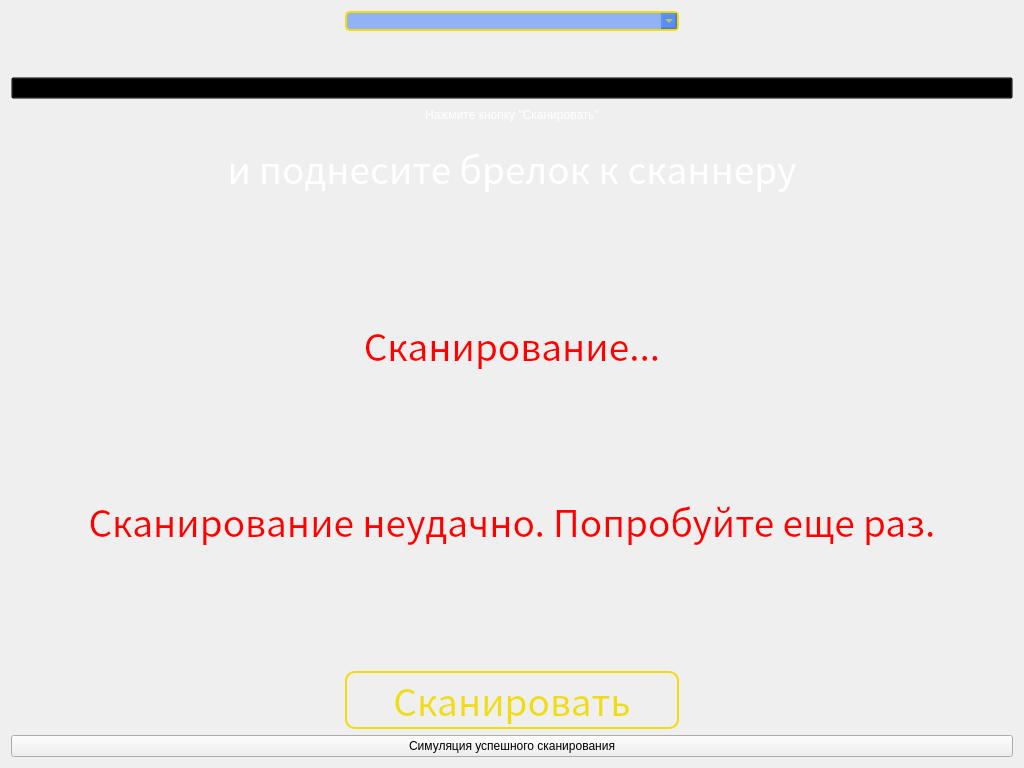
Qt form UIForms/ScanBrelok.ui (FelixMailwriter/VM) before a commit.
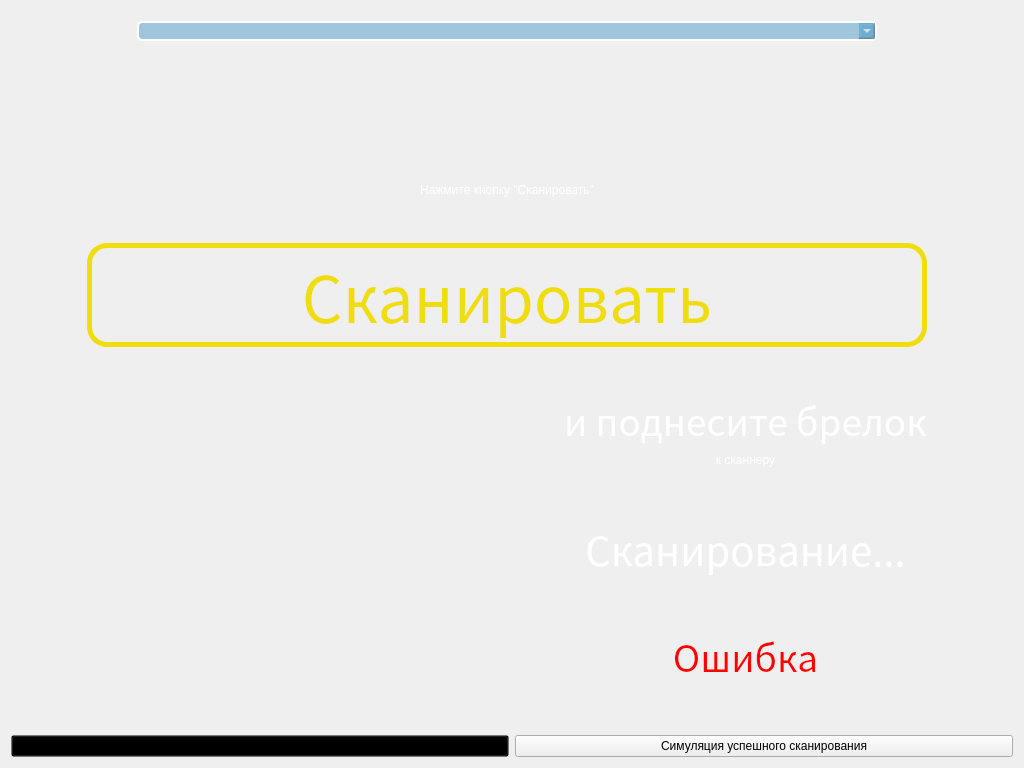
The same form after that commit. Icons and pictures are not drawn.

The edit to the form file:
```diff
--- a/UIForms/ScanBrelok.ui
+++ b/UIForms/ScanBrelok.ui
@@ -21,15 +21,64 @@
    <item>
     <layout class="QVBoxLayout" name="verticalLayout">
      <item>
-      <layout class="QHBoxLayout" name="horizontalLayout_3">
+      <layout class="QHBoxLayout" name="horizontalLayout">
+       <property name="topMargin">
+        <number>10</number>
+       </property>
        <item>
-        <spacer name="horizontalSpacer_5">
+        <layout class="QVBoxLayout" name="verticalLayout_4">
+         <property name="rightMargin">
+          <number>0</number>
+         </property>
+         <property name="bottomMargin">
+          <number>10</number>
+         </property>
+         <item>
+          <spacer name="verticalSpacer_6">
+           <property name="orientation">
+            <enum>Qt::Vertical</enum>
+           </property>
+           <property name="sizeHint" stdset="0">
+            <size>
+             <width>20</width>
+             <height>40</height>
+            </size>
+           </property>
+          </spacer>
+         </item>
+         <item>
+          <widget class="QLabel" name="label">
+           <property name="styleSheet">
+            <string notr="true">background: transparent</string>
+           </property>
+           <property name="text">
+            <string/>
+           </property>
+           <property name="pixmap">
+            <pixmap>../Resources/Forms/HandTouch.png</pixmap>
+           </property>
+          </widget>
+         </item>
+        </layout>
+       </item>
+       <item>
+        <layout class="QVBoxLayout" name="verticalLayout_5">
+         <item>
+          <layout class="QHBoxLayout" name="horizontalLayout_6">
+           <property name="topMargin">
+            <number>0</number>
+           </property>
+           <item>
+            <spacer name="horizontalSpacer_3">
          <property name="orientation">
           <enum>Qt::Horizontal</enum>
          </property>
+             <property name="sizeType">
+              <enum>QSizePolicy::Fixed</enum>
+             </property>
          <property name="sizeHint" stdset="0">
           <size>
-           <width>40</width>
+               <width>100</width>
            <height>20</height>
           </size>
          </property>
@@ -38,7 +87,7 @@
        <item>
         <widget class="QComboBox" name="cmbx_lang">
          <property name="sizePolicy">
-          <sizepolicy hsizetype="Expanding" vsizetype="Preferred">
+              <sizepolicy hsizetype="Expanding" vsizetype="Fixed">
            <horstretch>0</horstretch>
            <verstretch>0</verstretch>
           </sizepolicy>
@@ -46,10 +95,11 @@
          <property name="styleSheet">
           <string notr="true">selection-color: rgb(255, 0, 0);
 background: transparent;
-background-color:  rgba(0, 85, 255,100);
-border: 2px solid #e34761; border-color: rgb(240, 221, 13); border-radius: 5px;
+background-color:  rgba(37, 136, 191,100);
+border: 2px solid #e34761; border-color: rgb(255, 255, 255); border-radius: 5px;
 font: 20pt &quot;Noto Sans CJK KR&quot;; 
-color: rgb(240, 221, 13);</string>
+color: rgb(255,255,255);
+</string>
          </property>
          <property name="iconSize">
           <size>
@@ -60,13 +110,16 @@
         </widget>
        </item>
        <item>
-        <spacer name="horizontalSpacer_6">
+            <spacer name="horizontalSpacer_4">
          <property name="orientation">
           <enum>Qt::Horizontal</enum>
          </property>
+             <property name="sizeType">
+              <enum>QSizePolicy::Fixed</enum>
+             </property>
          <property name="sizeHint" stdset="0">
           <size>
-           <width>40</width>
+               <width>100</width>
            <height>20</height>
           </size>
          </property>
@@ -75,43 +128,17 @@
       </layout>
      </item>
      <item>
-      <spacer name="verticalSpacer">
+          <spacer name="verticalSpacer_4">
        <property name="orientation">
         <enum>Qt::Vertical</enum>
        </property>
        <property name="sizeType">
-        <enum>QSizePolicy::Fixed</enum>
+            <enum>QSizePolicy::Expanding</enum>
        </property>
        <property name="sizeHint" stdset="0">
         <size>
          <width>20</width>
          <height>40</height>
-        </size>
-       </property>
-      </spacer>
-     </item>
-     <item>
-      <widget class="QPushButton" name="btn_exit">
-       <property name="styleSheet">
-        <string notr="true">background-image: url(:/newPrefix/fon.png);
-background: transparent</string>
-       </property>
-       <property name="text">
-        <string/>
-       </property>
-      </widget>
-     </item>
-     <item>
-      <layout class="QHBoxLayout" name="horizontalLayout_2">
-       <item>
-        <spacer name="horizontalSpacer_3">
-         <property name="orientation">
-          <enum>Qt::Horizontal</enum>
-         </property>
-         <property name="sizeHint" stdset="0">
-          <size>
-           <width>40</width>
-           <height>20</height>
           </size>
          </property>
         </spacer>
@@ -159,205 +186,13 @@
         </widget>
        </item>
        <item>
-        <spacer name="horizontalSpacer_4">
-         <property name="orientation">
-          <enum>Qt::Horizontal</enum>
-         </property>
-         <property name="sizeHint" stdset="0">
-          <size>
-           <width>40</width>
-           <height>20</height>
-          </size>
-         </property>
-        </spacer>
-       </item>
-      </layout>
-     </item>
-     <item>
-      <spacer name="verticalSpacer_2">
-       <property name="orientation">
-        <enum>Qt::Vertical</enum>
-       </property>
-       <property name="sizeType">
-        <enum>QSizePolicy::Fixed</enum>
-       </property>
-       <property name="sizeHint" stdset="0">
-        <size>
-         <width>20</width>
-         <height>10</height>
-        </size>
-       </property>
-      </spacer>
-     </item>
-     <item>
-      <widget class="QLabel" name="lbl_pressBtnScan2">
-       <property name="enabled">
-        <bool>true</bool>
-       </property>
-       <property name="sizePolicy">
-        <sizepolicy hsizetype="Preferred" vsizetype="Fixed">
-         <horstretch>0</horstretch>
-         <verstretch>0</verstretch>
-        </sizepolicy>
-       </property>
-       <property name="font">
-        <font>
-         <family>Noto Sans CJK KR</family>
-         <pointsize>28</pointsize>
-         <weight>50</weight>
-         <italic>false</italic>
-         <bold>false</bold>
-        </font>
-       </property>
-       <property name="styleSheet">
-        <string notr="true">background-image: url(:/newPrefix/fon.png);
-color: rgb(255, 255, 255);
-font: 28pt &quot;Noto Sans CJK KR&quot;;</string>
-       </property>
-       <property name="text">
-        <string>и поднесите брелок к сканнеру</string>
-       </property>
-       <property name="alignment">
-        <set>Qt::AlignCenter</set>
-       </property>
-       <property name="openExternalLinks">
-        <bool>false</bool>
-       </property>
-      </widget>
-     </item>
-     <item>
       <spacer name="verticalSpacer_5">
        <property name="orientation">
         <enum>Qt::Vertical</enum>
        </property>
-       <property name="sizeHint" stdset="0">
-        <size>
-         <width>20</width>
-         <height>40</height>
-        </size>
-       </property>
-      </spacer>
-     </item>
-     <item>
-      <widget class="QLabel" name="lbl_scan">
-       <property name="palette">
-        <palette>
-         <active>
-          <colorrole role="WindowText">
-           <brush brushstyle="SolidPattern">
-            <color alpha="255">
-             <red>255</red>
-             <green>0</green>
-             <blue>0</blue>
-            </color>
-           </brush>
-          </colorrole>
-          <colorrole role="Text">
-           <brush brushstyle="SolidPattern">
-            <color alpha="255">
-             <red>255</red>
-             <green>0</green>
-             <blue>0</blue>
-            </color>
-           </brush>
-          </colorrole>
-          <colorrole role="ButtonText">
-           <brush brushstyle="SolidPattern">
-            <color alpha="255">
-             <red>255</red>
-             <green>0</green>
-             <blue>0</blue>
-            </color>
-           </brush>
-          </colorrole>
-         </active>
-         <inactive>
-          <colorrole role="WindowText">
-           <brush brushstyle="SolidPattern">
-            <color alpha="255">
-             <red>255</red>
-             <green>0</green>
-             <blue>0</blue>
-            </color>
-           </brush>
-          </colorrole>
-          <colorrole role="Text">
-           <brush brushstyle="SolidPattern">
-            <color alpha="255">
-             <red>255</red>
-             <green>0</green>
-             <blue>0</blue>
-            </color>
-           </brush>
-          </colorrole>
-          <colorrole role="ButtonText">
-           <brush brushstyle="SolidPattern">
-            <color alpha="255">
-             <red>255</red>
-             <green>0</green>
-             <blue>0</blue>
-            </color>
-           </brush>
-          </colorrole>
-         </inactive>
-         <disabled>
-          <colorrole role="WindowText">
-           <brush brushstyle="SolidPattern">
-            <color alpha="255">
-             <red>255</red>
-             <green>0</green>
-             <blue>0</blue>
-            </color>
-           </brush>
-          </colorrole>
-          <colorrole role="Text">
-           <brush brushstyle="SolidPattern">
-            <color alpha="255">
-             <red>255</red>
-             <green>0</green>
-             <blue>0</blue>
-            </color>
-           </brush>
-          </colorrole>
-          <colorrole role="ButtonText">
-           <brush brushstyle="SolidPattern">
-            <color alpha="255">
-             <red>255</red>
-             <green>0</green>
-             <blue>0</blue>
-            </color>
-           </brush>
-          </colorrole>
-         </disabled>
-        </palette>
-       </property>
-       <property name="font">
-        <font>
-         <family>Noto Sans CJK KR</family>
-         <pointsize>28</pointsize>
-         <weight>50</weight>
-         <italic>false</italic>
-         <bold>false</bold>
-        </font>
-       </property>
-       <property name="styleSheet">
-        <string notr="true">background-image: url(:/newPrefix/fon.png);
-color: rgb(255, 0, 0);
-font: 28pt &quot;Noto Sans CJK KR&quot;;</string>
-       </property>
-       <property name="text">
-        <string>Сканирование...</string>
-       </property>
-       <property name="alignment">
-        <set>Qt::AlignCenter</set>
-       </property>
-      </widget>
-     </item>
-     <item>
-      <spacer name="verticalSpacer_4">
-       <property name="orientation">
-        <enum>Qt::Vertical</enum>
-       </property>
+           <property name="sizeType">
+            <enum>QSizePolicy::Fixed</enum>
+           </property>
        <property name="sizeHint" stdset="0">
         <size>
          <width>20</width>
@@ -367,146 +202,21 @@
       </spacer>
      </item>
      <item>
-      <widget class="QLabel" name="lbl_fail">
-       <property name="enabled">
-        <bool>true</bool>
-       </property>
-       <property name="palette">
-        <palette>
-         <active>
-          <colorrole role="WindowText">
-           <brush brushstyle="SolidPattern">
-            <color alpha="255">
-             <red>255</red>
-             <green>0</green>
-             <blue>0</blue>
-            </color>
-           </brush>
-          </colorrole>
-          <colorrole role="Text">
-           <brush brushstyle="SolidPattern">
-            <color alpha="255">
-             <red>255</red>
-             <green>0</green>
-             <blue>0</blue>
-            </color>
-           </brush>
-          </colorrole>
-          <colorrole role="ButtonText">
-           <brush brushstyle="SolidPattern">
-            <color alpha="255">
-             <red>255</red>
-             <green>0</green>
-             <blue>0</blue>
-            </color>
-           </brush>
-          </colorrole>
-         </active>
-         <inactive>
-          <colorrole role="WindowText">
-           <brush brushstyle="SolidPattern">
-            <color alpha="255">
-             <red>255</red>
-             <green>0</green>
-             <blue>0</blue>
-            </color>
-           </brush>
-          </colorrole>
-          <colorrole role="Text">
-           <brush brushstyle="SolidPattern">
-            <color alpha="255">
-             <red>255</red>
-             <green>0</green>
-             <blue>0</blue>
-            </color>
-           </brush>
-          </colorrole>
-          <colorrole role="ButtonText">
-           <brush brushstyle="SolidPattern">
-            <color alpha="255">
-             <red>255</red>
-             <green>0</green>
-             <blue>0</blue>
-            </color>
-           </brush>
-          </colorrole>
-         </inactive>
-         <disabled>
-          <colorrole role="WindowText">
-           <brush brushstyle="SolidPattern">
-            <color alpha="255">
-             <red>255</red>
-             <green>0</green>
-             <blue>0</blue>
-            </color>
-           </brush>
-          </colorrole>
-          <colorrole role="Text">
-           <brush brushstyle="SolidPattern">
-            <color alpha="255">
-             <red>255</red>
-             <green>0</green>
-             <blue>0</blue>
-            </color>
-           </brush>
-          </colorrole>
-          <colorrole role="ButtonText">
-           <brush brushstyle="SolidPattern">
-            <color alpha="255">
-             <red>255</red>
-             <green>0</green>
-             <blue>0</blue>
-            </color>
-           </brush>
-          </colorrole>
-         </disabled>
-        </palette>
-       </property>
-       <property name="font">
-        <font>
-         <family>Noto Sans CJK KR</family>
-         <pointsize>28</pointsize>
-         <weight>50</weight>
-         <italic>false</italic>
-         <bold>false</bold>
-        </font>
-       </property>
-       <property name="styleSheet">
-        <string notr="true">background-image: url(:/newPrefix/fon.png);
-color: rgb(255, 0, 0);
-font: 28pt &quot;Noto Sans CJK KR&quot;;</string>
-       </property>
-       <property name="text">
-        <string>Сканирование неудачно. Попробуйте еще раз.</string>
-       </property>
-       <property name="alignment">
-        <set>Qt::AlignCenter</set>
-       </property>
-      </widget>
-     </item>
-     <item>
-      <spacer name="verticalSpacer_3">
-       <property name="orientation">
-        <enum>Qt::Vertical</enum>
-       </property>
-       <property name="sizeHint" stdset="0">
-        <size>
-         <width>20</width>
-         <height>40</height>
-        </size>
-       </property>
-      </spacer>
-     </item>
-     <item>
-      <layout class="QHBoxLayout" name="horizontalLayout">
+          <layout class="QHBoxLayout" name="horizontalLayout_3">
+           <property name="topMargin">
+            <number>0</number>
+           </property>
        <item>
         <spacer name="horizontalSpacer">
          <property name="orientation">
           <enum>Qt::Horizontal</enum>
          </property>
+             <property name="sizeType">
+              <enum>QSizePolicy::Fixed</enum>
+             </property>
          <property name="sizeHint" stdset="0">
           <size>
-           <width>40</width>
+               <width>50</width>
            <height>20</height>
           </size>
          </property>
@@ -515,7 +225,7 @@
        <item>
         <widget class="QPushButton" name="btn_scan">
          <property name="sizePolicy">
-          <sizepolicy hsizetype="MinimumExpanding" vsizetype="Minimum">
+              <sizepolicy hsizetype="MinimumExpanding" vsizetype="Fixed">
            <horstretch>0</horstretch>
            <verstretch>0</verstretch>
           </sizepolicy>
@@ -523,24 +233,6 @@
          <property name="palette">
           <palette>
            <active>
-            <colorrole role="WindowText">
-             <brush brushstyle="SolidPattern">
-              <color alpha="255">
-               <red>240</red>
-               <green>221</green>
-               <blue>13</blue>
-              </color>
-             </brush>
-            </colorrole>
-            <colorrole role="Text">
-             <brush brushstyle="SolidPattern">
-              <color alpha="255">
-               <red>240</red>
-               <green>221</green>
-               <blue>13</blue>
-              </color>
-             </brush>
-            </colorrole>
             <colorrole role="ButtonText">
              <brush brushstyle="SolidPattern">
               <color alpha="255">
@@ -552,24 +244,6 @@
             </colorrole>
            </active>
            <inactive>
-            <colorrole role="WindowText">
-             <brush brushstyle="SolidPattern">
-              <color alpha="255">
-               <red>240</red>
-               <green>221</green>
-               <blue>13</blue>
-              </color>
-             </brush>
-            </colorrole>
-            <colorrole role="Text">
-             <brush brushstyle="SolidPattern">
-              <color alpha="255">
-               <red>240</red>
-               <green>221</green>
-               <blue>13</blue>
-              </color>
-             </brush>
-            </colorrole>
             <colorrole role="ButtonText">
              <brush brushstyle="SolidPattern">
               <color alpha="255">
@@ -581,30 +255,12 @@
             </colorrole>
            </inactive>
            <disabled>
-            <colorrole role="WindowText">
-             <brush brushstyle="SolidPattern">
-              <color alpha="255">
-               <red>240</red>
-               <green>221</green>
-               <blue>13</blue>
-              </color>
-             </brush>
-            </colorrole>
-            <colorrole role="Text">
-             <brush brushstyle="SolidPattern">
-              <color alpha="255">
-               <red>240</red>
-               <green>221</green>
-               <blue>13</blue>
-              </color>
-             </brush>
-            </colorrole>
             <colorrole role="ButtonText">
              <brush brushstyle="SolidPattern">
               <color alpha="255">
-               <red>240</red>
-               <green>221</green>
-               <blue>13</blue>
+                   <red>123</red>
+                   <green>123</green>
+                   <blue>123</blue>
               </color>
              </brush>
             </colorrole>
@@ -614,7 +270,7 @@
          <property name="font">
           <font>
            <family>Noto Sans CJK KR</family>
-           <pointsize>28</pointsize>
+               <pointsize>48</pointsize>
            <weight>50</weight>
            <italic>false</italic>
            <bold>false</bold>
@@ -624,9 +280,8 @@
           <bool>false</bool>
          </property>
          <property name="styleSheet">
-          <string notr="true">background-image: url(:/newPrefix/fon.png);
-color: rgb(240, 221, 13);
-border: 2px solid #e34761; border-color: rgb(240, 221, 13); border-radius: 10px
+              <string notr="true">background: transparent;
+border: 5px solid #e34761; border-color: rgb(240, 221, 13); border-radius: 20px
 </string>
          </property>
          <property name="text">
@@ -648,15 +303,424 @@
          <property name="orientation">
           <enum>Qt::Horizontal</enum>
          </property>
+             <property name="sizeType">
+              <enum>QSizePolicy::Fixed</enum>
+             </property>
          <property name="sizeHint" stdset="0">
           <size>
+               <width>50</width>
+               <height>20</height>
+              </size>
+             </property>
+            </spacer>
+           </item>
+          </layout>
+         </item>
+        </layout>
+       </item>
+       <item>
+        <layout class="QVBoxLayout" name="verticalLayout_6">
+         <property name="rightMargin">
+          <number>10</number>
+         </property>
+         <item>
+          <widget class="QLabel" name="label_2">
+           <property name="styleSheet">
+            <string notr="true">background: transparent</string>
+           </property>
+           <property name="text">
+            <string/>
+           </property>
+           <property name="pixmap">
+            <pixmap>../Resources/Forms/Logo.png</pixmap>
+           </property>
+          </widget>
+         </item>
+         <item>
+          <spacer name="verticalSpacer_3">
+           <property name="orientation">
+            <enum>Qt::Vertical</enum>
+           </property>
+           <property name="sizeHint" stdset="0">
+            <size>
+             <width>20</width>
+             <height>40</height>
+            </size>
+           </property>
+          </spacer>
+         </item>
+        </layout>
+       </item>
+      </layout>
+     </item>
+     <item>
+      <spacer name="verticalSpacer">
+       <property name="orientation">
+        <enum>Qt::Vertical</enum>
+       </property>
+       <property name="sizeType">
+        <enum>QSizePolicy::Fixed</enum>
+       </property>
+       <property name="sizeHint" stdset="0">
+        <size>
+         <width>20</width>
+         <height>40</height>
+        </size>
+       </property>
+      </spacer>
+     </item>
+     <item>
+      <layout class="QHBoxLayout" name="horizontalLayout_8">
+       <property name="topMargin">
+        <number>0</number>
+       </property>
+       <item>
+        <spacer name="horizontalSpacer_5">
+         <property name="orientation">
+          <enum>Qt::Horizontal</enum>
+         </property>
+         <property name="sizeHint" stdset="0">
+          <size>
+           <width>100</width>
+           <height>20</height>
+          </size>
+         </property>
+        </spacer>
+       </item>
+       <item>
+        <layout class="QVBoxLayout" name="verticalLayout_10">
+         <item>
+          <widget class="QLabel" name="lbl_pressBtnScan2">
+           <property name="enabled">
+            <bool>true</bool>
+           </property>
+           <property name="sizePolicy">
+            <sizepolicy hsizetype="Preferred" vsizetype="Fixed">
+             <horstretch>0</horstretch>
+             <verstretch>0</verstretch>
+            </sizepolicy>
+           </property>
+           <property name="font">
+            <font>
+             <family>Noto Sans CJK KR</family>
+             <pointsize>28</pointsize>
+             <weight>50</weight>
+             <italic>false</italic>
+             <bold>false</bold>
+            </font>
+           </property>
+           <property name="styleSheet">
+            <string notr="true">background-image: url(:/newPrefix/fon.png);
+color: rgb(255, 255, 255);
+font: 28pt &quot;Noto Sans CJK KR&quot;;</string>
+           </property>
+           <property name="text">
+            <string>&lt;html&gt;&lt;head/&gt;&lt;body&gt;&lt;p&gt;и поднесите брелок&lt;/p&gt;&lt;/body&gt;&lt;/html&gt;</string>
+           </property>
+           <property name="alignment">
+            <set>Qt::AlignCenter</set>
+           </property>
+           <property name="openExternalLinks">
+            <bool>false</bool>
+           </property>
+          </widget>
+         </item>
+         <item>
+          <layout class="QHBoxLayout" name="horizontalLayout_2">
+           <property name="topMargin">
+            <number>0</number>
+           </property>
+           <item>
+            <widget class="QLabel" name="lbl_pressBtnScan3">
+             <property name="styleSheet">
+              <string notr="true">background-image: url(:/newPrefix/fon.png);
+color: rgb(255, 255, 255);
+font: 28pt &quot;Noto Sans CJK KR&quot;;</string>
+             </property>
+             <property name="text">
+              <string>к сканнеру</string>
+             </property>
+             <property name="alignment">
+              <set>Qt::AlignCenter</set>
+             </property>
+            </widget>
+           </item>
+          </layout>
+         </item>
+         <item>
+          <spacer name="verticalSpacer_2">
+           <property name="orientation">
+            <enum>Qt::Vertical</enum>
+           </property>
+           <property name="sizeHint" stdset="0">
+            <size>
+             <width>20</width>
+             <height>40</height>
+            </size>
+           </property>
+          </spacer>
+         </item>
+         <item>
+          <layout class="QHBoxLayout" name="horizontalLayout_7">
+           <property name="topMargin">
+            <number>0</number>
+           </property>
+           <item>
+            <spacer name="horizontalSpacer_7">
+             <property name="orientation">
+              <enum>Qt::Horizontal</enum>
+             </property>
+             <property name="sizeHint" stdset="0">
+              <size>
            <width>40</width>
            <height>20</height>
           </size>
          </property>
         </spacer>
        </item>
-      </layout>
+           <item>
+            <widget class="QLabel" name="lbl_scan">
+             <property name="sizePolicy">
+              <sizepolicy hsizetype="Preferred" vsizetype="Fixed">
+               <horstretch>0</horstretch>
+               <verstretch>0</verstretch>
+              </sizepolicy>
+             </property>
+             <property name="palette">
+              <palette>
+               <active>
+                <colorrole role="WindowText">
+                 <brush brushstyle="SolidPattern">
+                  <color alpha="255">
+                   <red>255</red>
+                   <green>255</green>
+                   <blue>255</blue>
+                  </color>
+                 </brush>
+                </colorrole>
+                <colorrole role="Text">
+                 <brush brushstyle="SolidPattern">
+                  <color alpha="255">
+                   <red>255</red>
+                   <green>255</green>
+                   <blue>255</blue>
+                  </color>
+                 </brush>
+                </colorrole>
+                <colorrole role="ButtonText">
+                 <brush brushstyle="SolidPattern">
+                  <color alpha="255">
+                   <red>255</red>
+                   <green>255</green>
+                   <blue>255</blue>
+                  </color>
+                 </brush>
+                </colorrole>
+               </active>
+               <inactive>
+                <colorrole role="WindowText">
+                 <brush brushstyle="SolidPattern">
+                  <color alpha="255">
+                   <red>255</red>
+                   <green>255</green>
+                   <blue>255</blue>
+                  </color>
+                 </brush>
+                </colorrole>
+                <colorrole role="Text">
+                 <brush brushstyle="SolidPattern">
+                  <color alpha="255">
+                   <red>255</red>
+                   <green>255</green>
+                   <blue>255</blue>
+                  </color>
+                 </brush>
+                </colorrole>
+                <colorrole role="ButtonText">
+                 <brush brushstyle="SolidPattern">
+                  <color alpha="255">
+                   <red>255</red>
+                   <green>255</green>
+                   <blue>255</blue>
+                  </color>
+                 </brush>
+                </colorrole>
+               </inactive>
+               <disabled>
+                <colorrole role="WindowText">
+                 <brush brushstyle="SolidPattern">
+                  <color alpha="255">
+                   <red>255</red>
+                   <green>255</green>
+                   <blue>255</blue>
+                  </color>
+                 </brush>
+                </colorrole>
+                <colorrole role="Text">
+                 <brush brushstyle="SolidPattern">
+                  <color alpha="255">
+                   <red>255</red>
+                   <green>255</green>
+                   <blue>255</blue>
+                  </color>
+                 </brush>
+                </colorrole>
+                <colorrole role="ButtonText">
+                 <brush brushstyle="SolidPattern">
+                  <color alpha="255">
+                   <red>255</red>
+                   <green>255</green>
+                   <blue>255</blue>
+                  </color>
+                 </brush>
+                </colorrole>
+               </disabled>
+              </palette>
+             </property>
+             <property name="font">
+              <font>
+               <family>Noto Sans CJK KR</family>
+               <pointsize>30</pointsize>
+               <weight>50</weight>
+               <italic>false</italic>
+               <bold>false</bold>
+              </font>
+             </property>
+             <property name="styleSheet">
+              <string notr="true">background-image: url(:/newPrefix/fon.png);
+color: rgb(255, 255, 255);
+font: 30pt &quot;Noto Sans CJK KR&quot;;</string>
+             </property>
+             <property name="text">
+              <string>Сканирование...</string>
+             </property>
+             <property name="alignment">
+              <set>Qt::AlignCenter</set>
+             </property>
+            </widget>
+           </item>
+           <item>
+            <spacer name="horizontalSpacer_8">
+             <property name="orientation">
+              <enum>Qt::Horizontal</enum>
+             </property>
+             <property name="sizeHint" stdset="0">
+              <size>
+               <width>40</width>
+               <height>20</height>
+              </size>
+             </property>
+            </spacer>
+           </item>
+          </layout>
+         </item>
+         <item>
+          <spacer name="verticalSpacer_7">
+           <property name="orientation">
+            <enum>Qt::Vertical</enum>
+           </property>
+           <property name="sizeHint" stdset="0">
+            <size>
+             <width>20</width>
+             <height>40</height>
+            </size>
+           </property>
+          </spacer>
+         </item>
+         <item>
+          <widget class="QLabel" name="lbl_fail">
+           <property name="enabled">
+            <bool>true</bool>
+           </property>
+           <property name="sizePolicy">
+            <sizepolicy hsizetype="Preferred" vsizetype="Fixed">
+             <horstretch>0</horstretch>
+             <verstretch>0</verstretch>
+            </sizepolicy>
+           </property>
+           <property name="font">
+            <font>
+             <family>Noto Sans CJK KR</family>
+             <pointsize>28</pointsize>
+             <weight>50</weight>
+             <italic>false</italic>
+             <bold>false</bold>
+            </font>
+           </property>
+           <property name="styleSheet">
+            <string notr="true">background-image: url(:/newPrefix/fon.png);
+color: rgb(255, 0, 0);
+font: 28pt &quot;Noto Sans CJK KR&quot;;</string>
+           </property>
+           <property name="text">
+            <string>&lt;html&gt;&lt;head/&gt;&lt;body&gt;&lt;p&gt;Ошибка&lt;/p&gt;&lt;/body&gt;&lt;/html&gt;</string>
+           </property>
+           <property name="alignment">
+            <set>Qt::AlignCenter</set>
+           </property>
+          </widget>
+         </item>
+         <item>
+          <spacer name="verticalSpacer_8">
+           <property name="orientation">
+            <enum>Qt::Vertical</enum>
+           </property>
+           <property name="sizeHint" stdset="0">
+            <size>
+             <width>20</width>
+             <height>40</height>
+            </size>
+           </property>
+          </spacer>
+         </item>
+        </layout>
+       </item>
+       <item>
+        <spacer name="horizontalSpacer_6">
+         <property name="orientation">
+          <enum>Qt::Horizontal</enum>
+         </property>
+         <property name="sizeType">
+          <enum>QSizePolicy::Fixed</enum>
+         </property>
+         <property name="sizeHint" stdset="0">
+          <size>
+           <width>10</width>
+           <height>20</height>
+          </size>
+         </property>
+        </spacer>
+       </item>
+       <item>
+        <widget class="QLabel" name="label_3">
+         <property name="styleSheet">
+          <string notr="true">background: transparent</string>
+         </property>
+         <property name="text">
+          <string/>
+         </property>
+         <property name="pixmap">
+          <pixmap>../Resources/Forms/HandWithKey.png</pixmap>
+         </property>
+        </widget>
+       </item>
+      </layout>
+     </item>
+     <item>
+      <layout class="QHBoxLayout" name="horizontalLayout_4">
+       <property name="topMargin">
+        <number>0</number>
+       </property>
+       <item>
+        <widget class="QPushButton" name="btn_exit">
+         <property name="styleSheet">
+          <string notr="true">background-image: url(:/newPrefix/fon.png);
+background: transparent</string>
+         </property>
+         <property name="text">
+          <string/>
+         </property>
+        </widget>
      </item>
      <item>
       <widget class="QPushButton" name="btn_ScanOK">
@@ -664,6 +728,8 @@
         <string>Симуляция успешного сканирования</string>
        </property>
       </widget>
+       </item>
+      </layout>
      </item>
     </layout>
    </item>
```
Left out of the diff: 2 changed lines with no effect on the pictures. Lines whose indentation alone changed are shown as unchanged.
